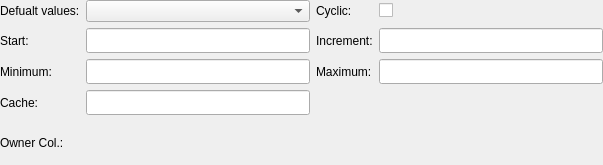
Before: the Qt Designer form libs/libgui/ui/dbobjects/sequencewidget.ui in pgmodeler/pgmodeler, drawn with Qt 5.
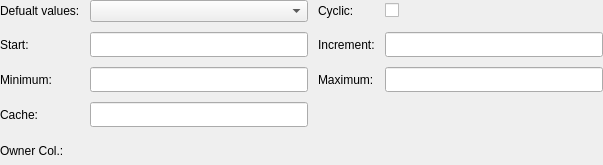
After: the same form once the commit is applied.

Diff of the .ui file:
```diff
--- a/libs/libgui/ui/dbobjects/sequencewidget.ui
+++ b/libs/libgui/ui/dbobjects/sequencewidget.ui
@@ -36,7 +36,7 @@
     <number>0</number>
    </property>
    <property name="spacing">
-    <number>6</number>
+    <number>10</number>
    </property>
    <item row="0" column="0">
     <widget class="QLabel" name="label">
```
